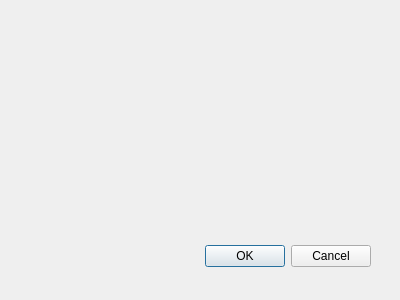
This is login_form_dialog_base.ui in vinif/login_form as Qt 5 draws it before an edit. The edited form follows.
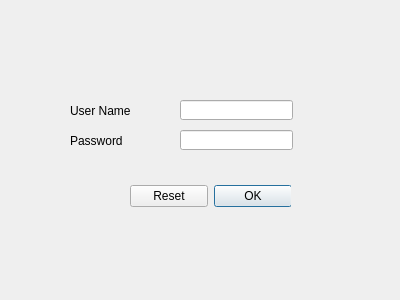
This is the edited form.

Commit message: Added widgets for Login Dialog

The edit to the form file:
```diff
--- a/login_form_dialog_base.ui
+++ b/login_form_dialog_base.ui
@@ -12,20 +12,66 @@
   <property name="windowTitle" >
    <string>User Login</string>
   </property>
-  <widget class="QDialogButtonBox" name="button_box" >
-   <property name="geometry" >
+  <widget class="QDialogButtonBox" name="loginButtonBox">
+   <property name="geometry">
     <rect>
-     <x>30</x>
-     <y>240</y>
-     <width>341</width>
+     <x>130</x>
+     <y>180</y>
+     <width>161</width>
      <height>32</height>
     </rect>
    </property>
    <property name="orientation" >
     <enum>Qt::Horizontal</enum>
    </property>
-   <property name="standardButtons" >
-    <set>QDialogButtonBox::Cancel|QDialogButtonBox::Ok</set>
+   <property name="standardButtons">
+    <set>QDialogButtonBox::Ok|QDialogButtonBox::Reset</set>
+   </property>
+  </widget>
+  <widget class="QLineEdit" name="userNameEdit">
+   <property name="geometry">
+    <rect>
+     <x>180</x>
+     <y>100</y>
+     <width>113</width>
+     <height>20</height>
+    </rect>
+   </property>
+  </widget>
+  <widget class="QLineEdit" name="passwordEdit">
+   <property name="geometry">
+    <rect>
+     <x>180</x>
+     <y>130</y>
+     <width>113</width>
+     <height>20</height>
+    </rect>
+   </property>
+  </widget>
+  <widget class="QLabel" name="userNameLbl">
+   <property name="geometry">
+    <rect>
+     <x>70</x>
+     <y>100</y>
+     <width>71</width>
+     <height>21</height>
+    </rect>
+   </property>
+   <property name="text">
+    <string>User Name</string>
+   </property>
+  </widget>
+  <widget class="QLabel" name="passwordLbl">
+   <property name="geometry">
+    <rect>
+     <x>70</x>
+     <y>130</y>
+     <width>71</width>
+     <height>21</height>
+    </rect>
+   </property>
+   <property name="text">
+    <string>Password</string>
    </property>
   </widget>
  </widget>
```
Left out of the diff: 39 changed lines with no effect on the pictures.
